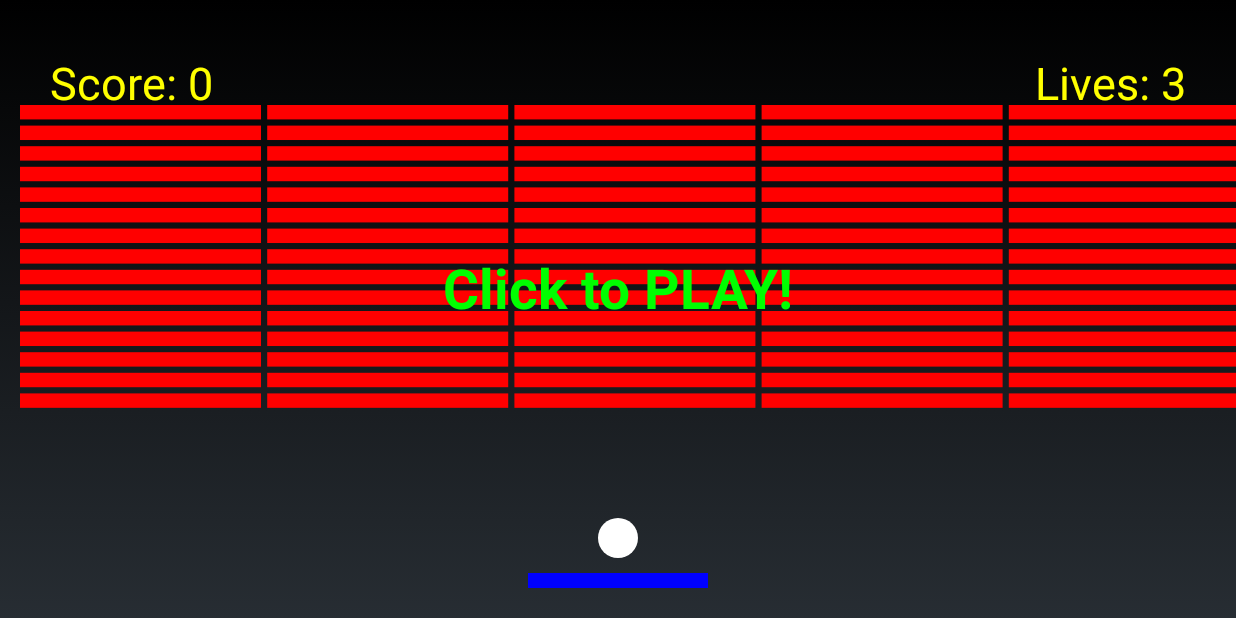
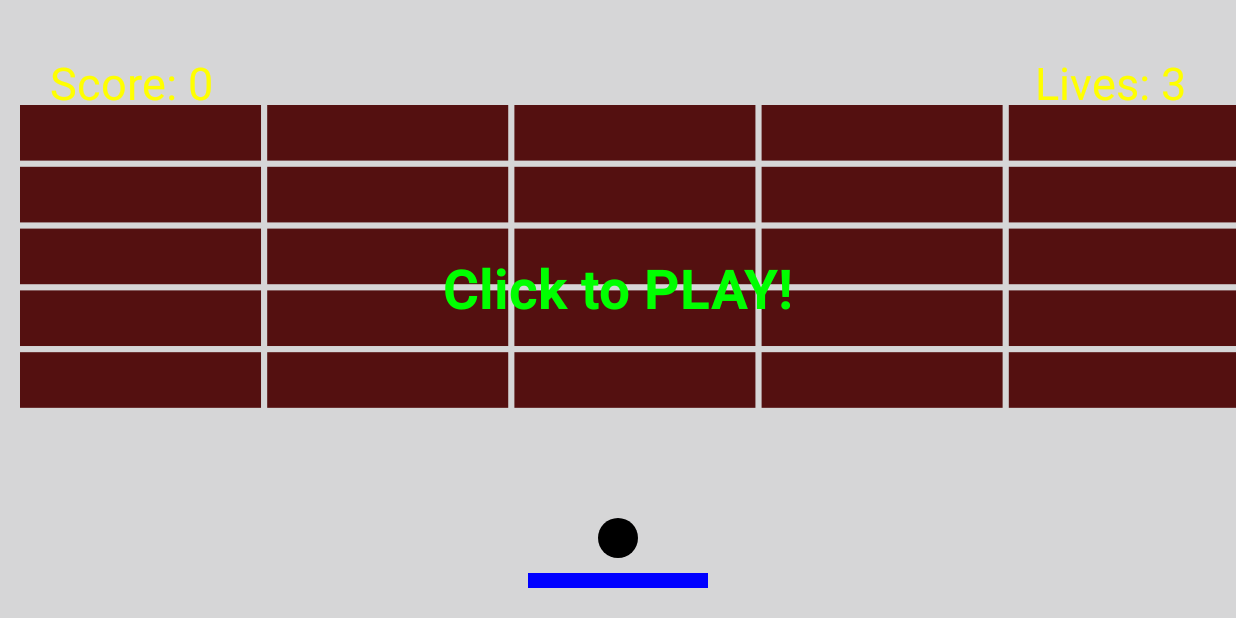
Before and after one commit to AlonSchwartz/Arkanoid, an Android app: the screen it shows after launch (MainActivity), on a phone screen of 824 x 412 dp (held sideways). Run offline under Robolectric (Android 15) with nearby library versions, the light colour scheme and no system bars.

Commit message:
Background, random colors

```diff
--- a/app/src/main/java/com/elchananalon/arkanoid/Ball.java
+++ b/app/src/main/java/com/elchananalon/arkanoid/Ball.java
@@ -19,7 +19,7 @@ public class Ball {
         this.dx = 0;
         this.dy = 0;
         this.pen = new Paint(Paint.ANTI_ALIAS_FLAG);
-        this.color = Color.WHITE;
+        this.color = Color.BLACK;
         this.radius = 20;
     }
 
@@ -120,7 +120,7 @@ public class Ball {
             if ((this.yPosition+this.radius >= paddle.getYPosition()) && (this.yPosition + this.radius<=paddle.getYPosition()+paddle.getHeight()))
             {
                 // HIT! Change the ball direction
-                dy = -dy;
+                //dy = -dy;
                 return true;
             }
 
--- a/app/src/main/java/com/elchananalon/arkanoid/BrickCollection.java
+++ b/app/src/main/java/com/elchananalon/arkanoid/BrickCollection.java
@@ -4,10 +4,11 @@ import android.graphics.Canvas;
 import android.graphics.Color;
 
 import java.util.ArrayList;
+import java.util.Random;
 
 public class BrickCollection {
 
-    private static final int ROWS = 15, COLS= 5;
+    private static final int ROWS = 5, COLS= 5;
     private ArrayList<Brick> bricks;
 
     public static int getROWS() {
@@ -19,7 +20,7 @@ public class BrickCollection {
     }
 
     // Constructor. Will build a set of bricks at width X height size, with padding between them
-    public BrickCollection(float width, float height, float startingXPosition, float startingYPosition, float padding, int color) {
+    public BrickCollection(float width, float height, float startingXPosition, float startingYPosition, float padding) {
 
         bricks = new ArrayList<>();
 
@@ -32,11 +33,11 @@ public class BrickCollection {
         for (int j = 0; j < ROWS; j++) {
             for (int i = 0; i < COLS; i++) {
                 if (i == 0) {
-                    bricks.add(new Brick(width, height, startingXPosition, startingYPosition, color));
+                    bricks.add(new Brick(width, height, startingXPosition, startingYPosition, setBrickColor()));
                     shiftRight = padding + width; // We need to shift right from the first brick only
                 }
                 else{
-                    bricks.add(new Brick(width, height, prevX + shiftRight, startingYPosition, color));
+                    bricks.add(new Brick(width, height, prevX + shiftRight, startingYPosition, setBrickColor()));
                 }
                 prevX = bricks.get(i).getxPosition();
             }
@@ -61,4 +62,16 @@ public class BrickCollection {
     public void remove(int i){
         bricks.remove(i);
     }
+
+    private int setBrickColor(){
+        ArrayList<Integer> colors = new ArrayList<>();
+        colors.add(Color.rgb(27,18,88));
+        colors.add(Color.rgb(84,16,16));
+        colors.add(Color.rgb(50,87,53));
+        colors.add(Color.rgb(124,47,38));
+        colors.add(Color.rgb(84,16,16));
+        colors.add(Color.rgb(172,163,33));
+        Random rand = new Random();
+        return colors.get(rand.nextInt(colors.size()));
+    }
 }
--- a/app/src/main/java/com/elchananalon/arkanoid/GameView.java
+++ b/app/src/main/java/com/elchananalon/arkanoid/GameView.java
@@ -5,11 +5,14 @@ import android.graphics.Canvas;
 import android.graphics.Color;
 import android.graphics.Paint;
 import android.graphics.Typeface;
+import android.graphics.drawable.Drawable;
+import android.media.MediaPlayer;
 import android.util.AttributeSet;
 import android.view.MotionEvent;
 import android.view.View;
 
 public class GameView extends View {
+    private MediaPlayer mediaPlayer;
     // states
     private enum State {GET_READY, PLAYING, GAME_OVER};
     // objects
@@ -26,10 +29,11 @@ public class GameView extends View {
     // current state
     private State state;
 
-    private boolean paddleMoving = false;
 
     public GameView(Context context,  AttributeSet attrs) {
         super(context, attrs);
+        // brick breacking effect setup
+        mediaPlayer = MediaPlayer.create(context , R.raw.concrete_break);
 
     }
     private void initGame(){
@@ -42,7 +46,7 @@ public class GameView extends View {
         float col = BrickCollection.getCOLS();
         float row = BrickCollection.getROWS();
         // init brick collection
-        bricks = new BrickCollection((canvasWidth/col)-padding, ((canvasHeight/(float)2)/row) - padding,20,105, padding, Color.RED);
+        bricks = new BrickCollection((canvasWidth/col)-padding, ((canvasHeight/(float)2)/row) - padding,20,105, padding);
 
 
         // paint for info text
@@ -76,6 +80,10 @@ public class GameView extends View {
     @Override
     protected void onDraw(Canvas canvas){
         super.onDraw(canvas);
+        Drawable d = getResources().getDrawable(R.drawable.brick);
+        //getDrawable(int drawable,Theme null) is better, does'nt match API 15
+        d.setBounds(0, 0, canvasWidth, canvasHeight);
+        d.draw(canvas);
         // draw objects on canvas
         movingBall.draw(canvas);
         paddle.draw(canvas);
@@ -106,7 +114,7 @@ public class GameView extends View {
                 movingBall.move(canvasWidth, canvasHeight);
                 // check bricks and paddle collision with the ball
                 if (movingBall.collideWith(paddle)){
-                   // movingBall.setDy(-(movingBall.getDy()));
+                    movingBall.setDy(-(movingBall.getDy()));
                     //movingBall.setDx(-(movingBall.getDx()));
 
                 }
@@ -117,9 +125,11 @@ public class GameView extends View {
                        // movingBall.setDx(-movingBall.getDx());
                         movingBall.setDy(-movingBall.getDy());
                         bricks.remove(i);
-                            countScore+=5*countLives;
+                        mediaPlayer.start();//doesnt work?
+                        countScore+=5*countLives;
                     }
                 }
+                //mediaPlayer.stop();
                 // paddle misses the ball
                 if(movingBall.getyPosition() > paddle.getYPosition() && !movingBall.collideWith(paddle)){
                     countLives--;
@@ -138,7 +148,7 @@ public class GameView extends View {
             case GAME_OVER:
                 if(bricks.getBricks().size() == 0){//WINN
                     canvas.drawText("WELL DONE! - You Win ", canvasWidth/2, canvasHeight/2, penMsg);
-                    canvas.drawText(" please touch the screen to start new game", canvasWidth/2, canvasHeight/2 + penMsg.getTextSize()+5, penMsg);
+                    canvas.drawText("Touch the screen to start new game", canvasWidth/2, canvasHeight/2 + penMsg.getTextSize()+5, penMsg);
                 }
                 else{//loss
                     canvas.drawText("GAME OVER - You Loss!", canvasWidth/2, canvasHeight/2, penMsg);
@@ -165,7 +175,6 @@ public class GameView extends View {
                     if(state == State.PLAYING)
                     {
                         paddle.setSpeed(paddle.getStartingSpeed());
-                        paddleMoving = true;
                     }
                     else
                     {
@@ -174,7 +183,6 @@ public class GameView extends View {
                 }
         }
          if ( event.getAction() == MotionEvent.ACTION_UP) {
-            paddleMoving = false;
             paddle.setSpeed(0);
             }
         return true;
```
